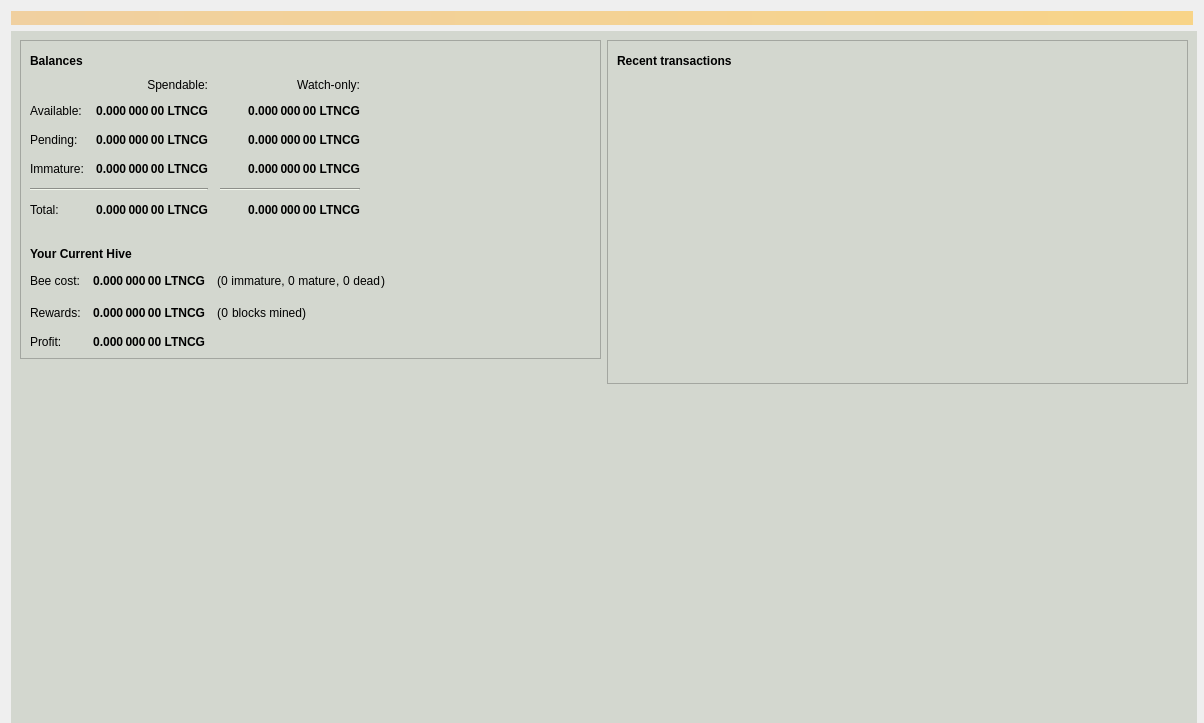
MerlinMagic2018/Lightning-Cash, file src/qt/forms/overviewpage.ui: the form before one commit.
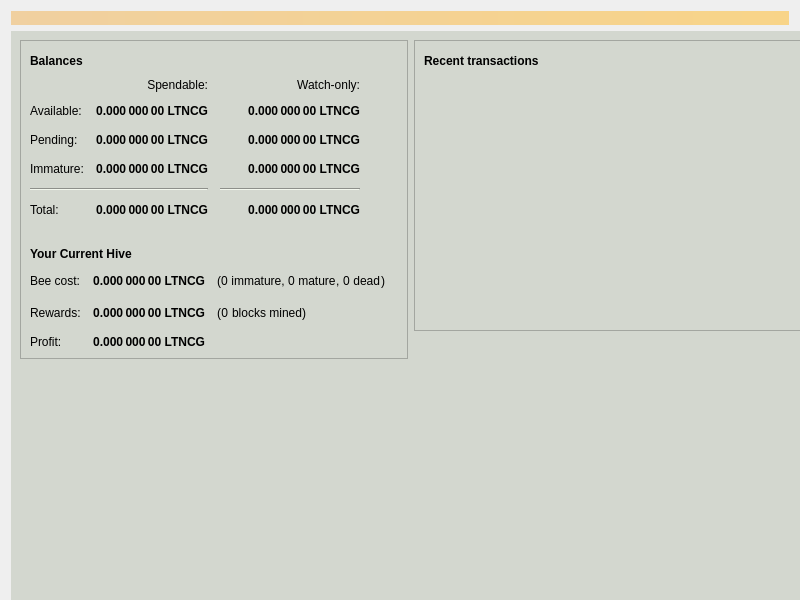
The form after the commit. Icons and pictures are not drawn.

Commit message: Removed Variable BeeCost + Version + Window size

Diff of the .ui file:
```diff
--- a/src/qt/forms/overviewpage.ui
+++ b/src/qt/forms/overviewpage.ui
@@ -6,14 +6,14 @@
    <rect>
     <x>0</x>
     <y>0</y>
-    <width>1204</width>
-    <height>723</height>
+    <width>800</width>
+    <height>600</height>
    </rect>
   </property>
   <property name="minimumSize">
    <size>
-    <width>1204</width>
-    <height>723</height>
+    <width>800</width>
+    <height>600</height>
    </size>
   </property>
   <property name="windowTitle">
@@ -43,8 +43,8 @@
     <widget class="QFrame" name="frameforbackground">
      <property name="minimumSize">
       <size>
-       <width>1186</width>
-       <height>705</height>
+       <width>800</width>
+       <height>600</height>
       </size>
      </property>
      <property name="styleSheet">
```
The commit also changes 1 other file.
